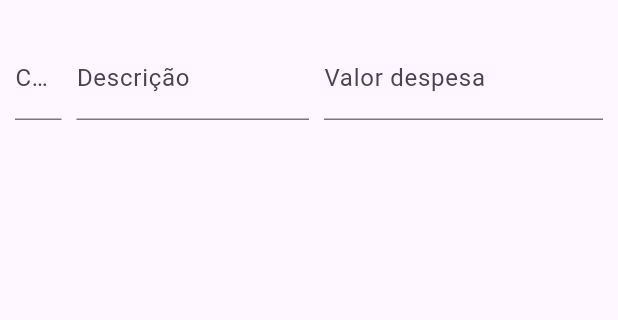
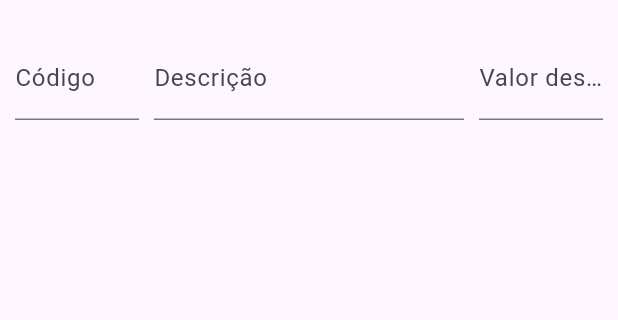
Before and after one commit to jcsoares22/projetoCustoOriginal, a Flutter app: the Despesas screen opened by its route, on a phone screen of 412 x 824 dp, the part 63-383 px from its top. Run offline on Flutter 3.47's test engine with Material 3 defaults, Android fonts, the phone set to English and light mode, and no system bars.

Commit message:
commit
ajustando o Expanded no flutter

```diff
--- a/lib/pages/despesas.dart
+++ b/lib/pages/despesas.dart
@@ -36,7 +36,7 @@ class _DespesasState extends State<Despesas> {
             Row(
               children: <Widget>[
                 Expanded(
-                  flex: 1,
+                  flex: 2,
                   child: TextFormField(
                     cursorWidth: 50,
                     controller: _codigoController,
@@ -65,7 +65,7 @@ class _DespesasState extends State<Despesas> {
                 ),
                 SizedBox(width: 10),
                 Expanded(
-                  flex: 6,
+                  flex: 2,
                   child: TextFormField(
                     controller: _valorDespesaController,
                     decoration:
--- a/lib/pages/marketplaces.dart
+++ b/lib/pages/marketplaces.dart
@@ -120,4 +120,5 @@ class _MarketplacesState extends State<Marketplaces> {
       keyboardType: keyboardType,
     );
   }
+
 }
```
